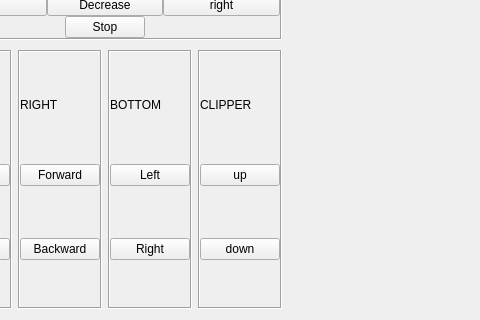
Before: the Qt Designer form View/controlPage.ui in duqcyxwd/LeapRobot, drawn with Qt 5; both pictures show x 83 to 563 and y 221 to 541 of the 882 by 541 pixel window.
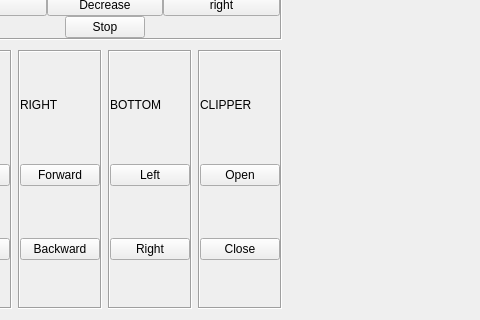
After: the same form once the commit is applied.

```diff
--- a/View/controlPage.ui
+++ b/View/controlPage.ui
@@ -550,7 +550,7 @@
               <item>
                <widget class="QPushButton" name="up4">
                 <property name="text">
-                 <string>up</string>
+                 <string>Open</string>
                 </property>
                 <property name="shortcut">
                  <string>R</string>
@@ -560,7 +560,7 @@
               <item>
                <widget class="QPushButton" name="down4">
                 <property name="text">
-                 <string>down</string>
+                 <string>Close</string>
                 </property>
                 <property name="shortcut">
                  <string>F</string>
```
